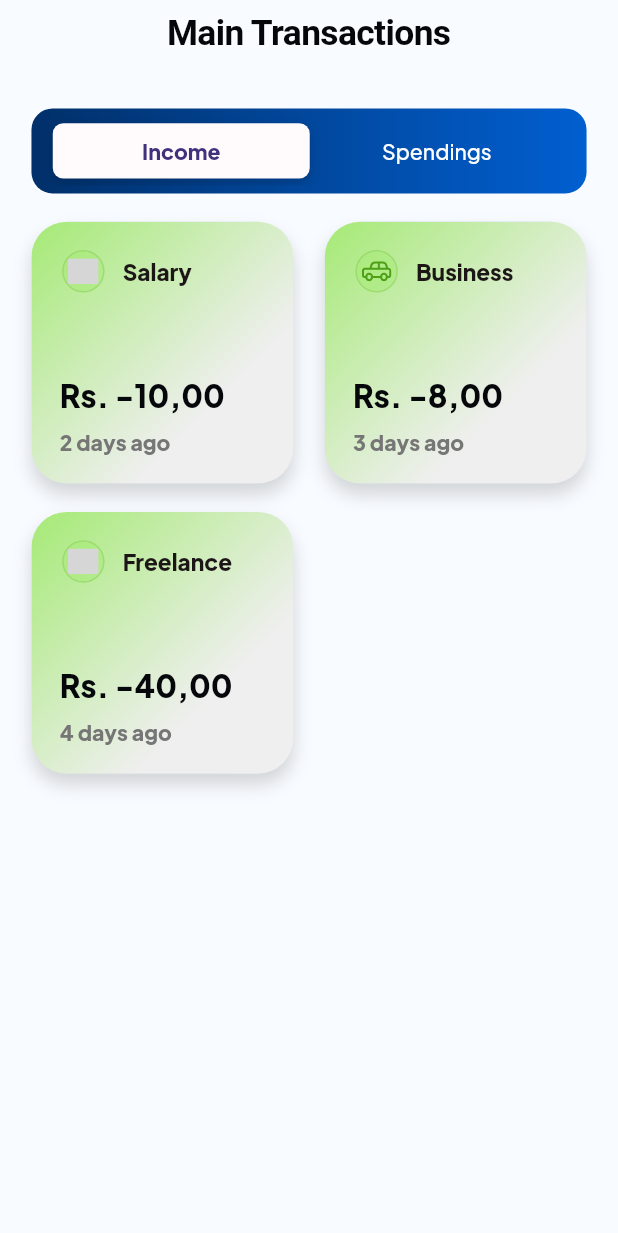
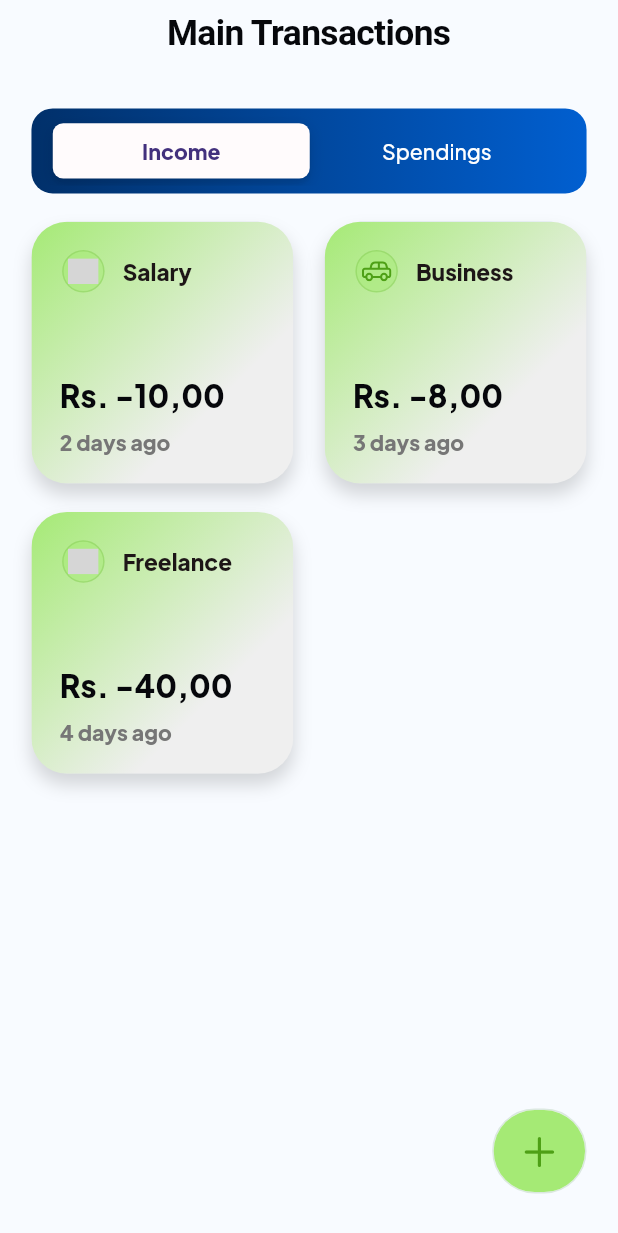
Before and after one commit to Raja-Hamid/wisefox, a Flutter app: the MainTransactionsScreen screen opened directly, on a phone screen of 412 x 824 dp. Shown: the top 1233 px of the screen. Run offline on Flutter 3.47's test engine with Material 3 defaults, Android fonts, the phone set to English and light mode, and no system bars; our stand-ins replace equatable, flutter_bloc, flutter_screenutil, flutter_svg, fpdart, get_it and 1 more; accounts and stored records are empty; grey boxes are pictures that could not be loaded.

Commit message:
Implemented the floating action button of Main Transactions Screen

```diff
--- a/lib/features/dashboard/presentation/screens/main_transactions_screen.dart
+++ b/lib/features/dashboard/presentation/screens/main_transactions_screen.dart
@@ -84,7 +84,9 @@ class _MainTransactionsScreenState extends State<MainTransactionsScreen> {
         ),
       ),
       child: SafeArea(
-        child: Padding(
+        child: Stack(
+          children: [
+            Padding(
               padding: EdgeInsets.symmetric(horizontal: 20.w, vertical: 30.h),
               child: Column(
                 children: [
@@ -140,6 +142,43 @@ class _MainTransactionsScreenState extends State<MainTransactionsScreen> {
                 ],
               ),
             ),
+            Positioned(
+              right: 20.w,
+              bottom: 30.h,
+              child: Container(
+                height: 60.h,
+                width: 60.w,
+                decoration: BoxDecoration(
+                  borderRadius: BorderRadius.circular(30.r),
+                  border: Border.all(
+                    color:
+                        _selectedSegment == 'Spendings'
+                            ? Color(0xffB87CD2).withValues(alpha: 0.45)
+                            : Color(0xff367C2D).withValues(alpha: 0.15),
+                  ),
+                ),
+                child: CupertinoButton(
+                  padding: EdgeInsets.zero,
+                  sizeStyle: CupertinoButtonSize.large,
+                  color:
+                      _selectedSegment == 'Spendings'
+                          ? Color(0xffB87CD2).withValues(alpha: 0.40)
+                          : Color(0xffA5EA75),
+                  borderRadius: BorderRadius.circular(30.r),
+                  onPressed: () {},
+                  child: Icon(
+                    CupertinoIcons.add,
+                    color:
+                        _selectedSegment == 'Spendings'
+                            ? Color(0xffB87CD2)
+                            : Color(0xff4EA016),
+                    size: 30.sp,
+                  ),
+                ),
+              ),
+            ),
+          ],
+        ),
       ),
     );
   }
--- a/lib/features/dashboard/presentation/widgets/bottom_nav_bar.dart
+++ b/lib/features/dashboard/presentation/widgets/bottom_nav_bar.dart
@@ -31,7 +31,7 @@ class _BottomNavBarState extends State<BottomNavBar> {
         width: 25.w,
         height: 25.h,
         colorFilter: ColorFilter.mode(
-          isActive ? AppColors.white : AppColors.darkBlue,
+          isActive ? AppColors.white :  AppColors.darkBlue,
           BlendMode.srcIn,
         ),
       ),
```
Lines whose indentation alone changed are shown as unchanged.
